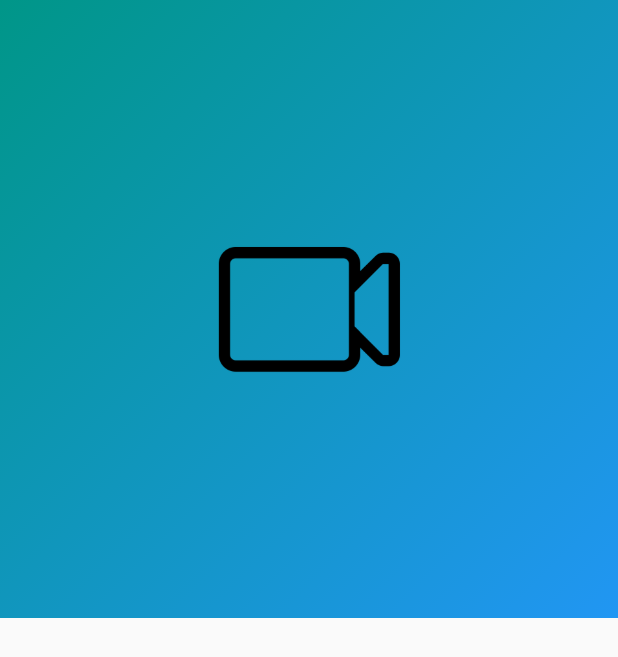
After one commit to iamparasbansal/MicroTeams, a Flutter app: the NavigateAuthScreen screen opened directly, on a phone screen of 412 x 824 dp. The commit adds this screen. Shown: the top 657 px of the screen. Run offline on Flutter 3.47's test engine with Material 2 defaults, Android fonts, the phone set to English and light mode, and no system bars; our stand-ins replace google_fonts, introduction_screen; missing offline and left inert: flutter_config.

Commit message:
null error removed

```diff
--- /dev/null
+++ b/lib/authentication/navigateauthscreen.dart
@@ -0,0 +1,38 @@
+import 'package:flutter/material.dart';
+
+class NavigateAuthScreen extends StatefulWidget {
+  const NavigateAuthScreen({ Key? key }) : super(key: key);
+
+  @override
+  _NavigateAuthScreenState createState() => _NavigateAuthScreenState();
+}
+
+class _NavigateAuthScreenState extends State<NavigateAuthScreen> {
+  @override
+  Widget build(BuildContext context) {
+    return Scaffold(
+      backgroundColor: Colors.grey[250],
+      body: Stack(
+        children: [
+          Container(
+            width: MediaQuery.of(context).size.width,
+            height: MediaQuery.of(context).size.height/2,
+            decoration: BoxDecoration(
+              gradient: LinearGradient(
+                begin: Alignment.topLeft,
+                end: Alignment.bottomRight,
+                colors: [Colors.teal, Colors.blue]
+              )
+            ),
+            child: Center(
+              child: Image.asset(
+                'images/logo.png',
+                height: 100,
+              ),
+            ),
+          )
+        ],
+      ),
+    );
+  }
+}
--- a/lib/screens/introauthscreen.dart
+++ b/lib/screens/introauthscreen.dart
@@ -1,10 +1,10 @@
 import 'package:flutter/material.dart';
 import 'package:introduction_screen/introduction_screen.dart';
+import 'package:microteams/authentication/navigateauthscreen.dart';
 import 'package:microteams/variables.dart';
 
 class IntroAuthScreen extends StatefulWidget {
   const IntroAuthScreen({ Key? key }) : super(key: key);
-
   @override
   _IntroAuthScreenState createState() => _IntroAuthScreenState();
 }
@@ -49,7 +49,7 @@ class _IntroAuthScreenState extends State<IntroAuthScreen> {
         )
       ],
       onDone: (){
-        print("Done");
+        Navigator.push(context, MaterialPageRoute(builder: (context)=>NavigateAuthScreen()));
       },
       onSkip: (){},
       showSkipButton: true,
--- a/pubspec.yaml
+++ b/pubspec.yaml
@@ -17,7 +17,6 @@ dependencies:
   cloud_firestore:
   firebase_core:
   google_fonts:
-  flutter_gradient_colors:
   uuid:
   intl:
   introduction_screen:
```
Also changed, not shown: pubspec.lock, 1 other file.
